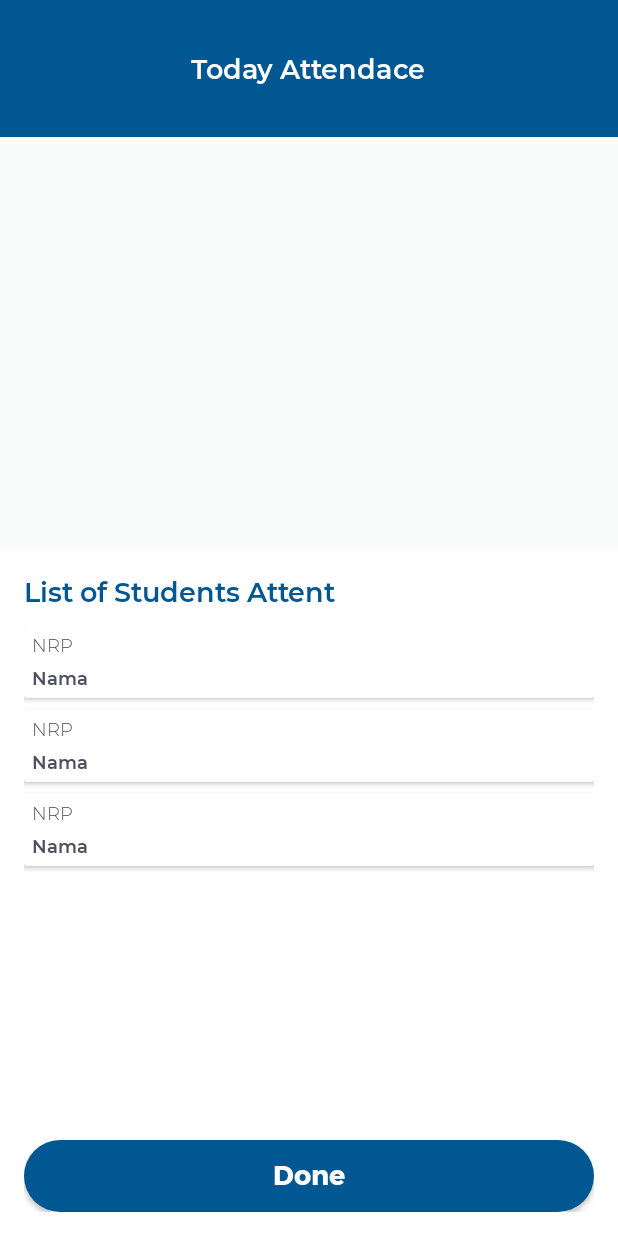
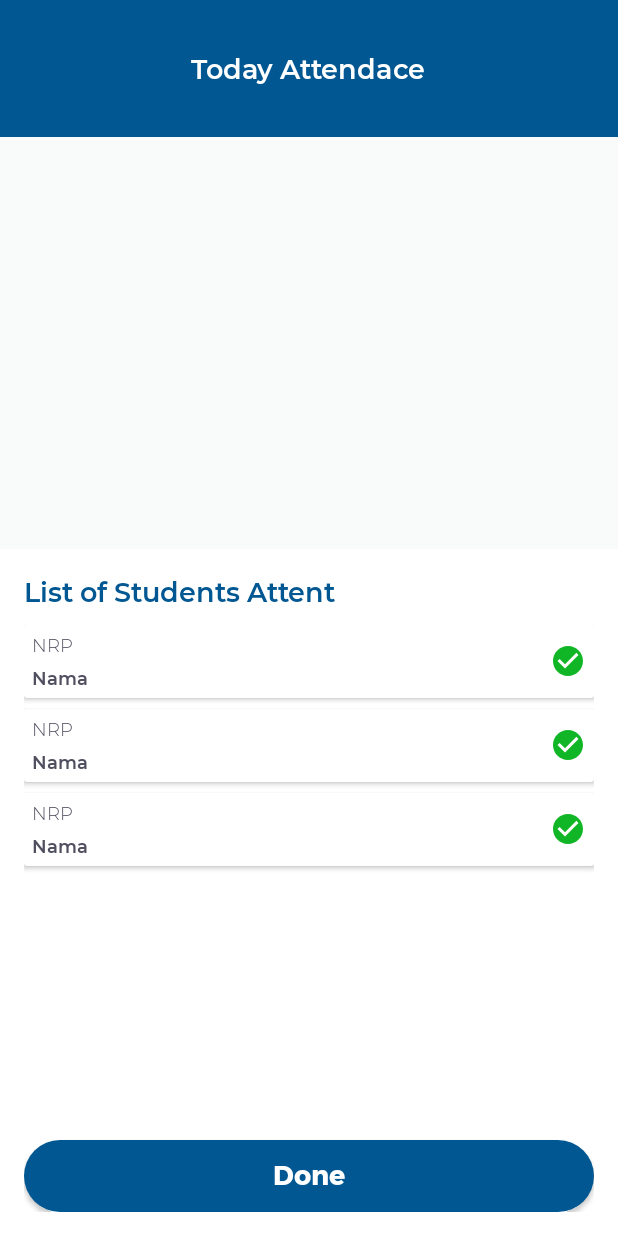
Before and after one commit to bimamahendra/MaNgab, an Android app: the layout activity_result.xml on its own in the app's theme, with its tools: preview values and no code run, on a phone screen of 412 x 824 dp. Run offline under Robolectric (Android 15) with nearby library versions, the phone set to English and light mode, and no system bars.

Commit message:
[IRFAN] Bug fix

```diff
--- a/app/src/main/AndroidManifest.xml
+++ b/app/src/main/AndroidManifest.xml
@@ -16,7 +16,6 @@
         <activity
             android:name=".activity.ChangePasswordActivity"
             android:noHistory="true" />
-        <activity android:name=".activity.ScanResultActivity" />
         <activity android:name=".activity.HistoryActivity" />
         <activity android:name=".activity.SplashScreenActivity">
             <intent-filter>
--- a/app/src/main/java/com/stiki/mangab/activity/ScanActivity.java
+++ b/app/src/main/java/com/stiki/mangab/activity/ScanActivity.java
@@ -60,8 +60,8 @@ public class ScanActivity extends AppCompatActivity implements ZXingScannerView.
 
     @Override
     protected void onStart() {
+        doRequestPermission();
         mScannerView.startCamera();
-        doRequestPermission();
         super.onStart();
     }
 
@@ -95,9 +95,7 @@ public class ScanActivity extends AppCompatActivity implements ZXingScannerView.
                 public void onResponse(Call<BaseResponse> call, Response<BaseResponse> response) {
                     isCaptured = false;
                     Toast.makeText(ScanActivity.this, response.body().message, Toast.LENGTH_SHORT).show();
-                    Intent intent = new Intent(ScanActivity.this, ScanResultActivity.class);
-                    startActivity(intent);
-                    finishAffinity();
+                    finish();
                 }
 
                 @Override
--- a/app/src/main/res/layout/row_students.xml
+++ b/app/src/main/res/layout/row_students.xml
@@ -1,31 +1,30 @@
 <?xml version="1.0" encoding="utf-8"?>
-<androidx.cardview.widget.CardView
-    xmlns:android="http://schemas.android.com/apk/res/android"
+<androidx.cardview.widget.CardView xmlns:android="http://schemas.android.com/apk/res/android"
     android:layout_width="match_parent"
     android:layout_height="wrap_content"
-    android:orientation="horizontal"
-    android:layout_marginBottom="7.5dp">
+    android:layout_marginBottom="7.5dp"
+    android:orientation="horizontal">
 
     <LinearLayout
         android:layout_width="match_parent"
         android:layout_height="wrap_content"
+        android:gravity="center"
         android:orientation="horizontal"
-        android:gravity="center"
         android:padding="5dp">
 
         <LinearLayout
             android:layout_width="match_parent"
             android:layout_height="wrap_content"
-            android:orientation="vertical"
-            android:layout_weight="1">
+            android:layout_weight="1"
+            android:orientation="vertical">
 
             <TextView
                 android:id="@+id/tvNRP"
                 android:layout_width="wrap_content"
                 android:layout_height="wrap_content"
+                android:layout_marginBottom="5dp"
                 android:fontFamily="@font/montserrat_light"
                 android:text="NRP"
-                android:layout_marginBottom="5dp"
                 android:textColor="@color/colorText"
                 android:textSize="12sp" />
 
@@ -44,30 +43,11 @@
             android:layout_height="wrap_content"
             android:orientation="vertical">
 
-            <LinearLayout
+            <androidx.appcompat.widget.AppCompatImageView
+                android:id="@+id/ivStatus"
                 android:layout_width="wrap_content"
                 android:layout_height="wrap_content"
-                android:orientation="vertical"
-                android:gravity="center"
-                android:id="@+id/layAbsent"
-                android:visibility="invisible">
-
-                <TextView
-                    android:id="@+id/tvTime"
-                    android:layout_width="wrap_content"
-                    android:layout_height="wrap_content"
-                    android:fontFamily="@font/montserrat_light"
-                    android:text="13:12"
-                    android:textColor="@color/colorText"
-                    android:textSize="10sp" />
-
-                <ImageView
-                    android:id="@+id/ivStatus"
-                    android:layout_width="wrap_content"
-                    android:layout_height="wrap_content"
-                    android:src="@drawable/ic_check_circle_black_24dp" />
-
-            </LinearLayout>
+                android:background="@drawable/ic_check_circle_black_24dp" />
 
         </LinearLayout>
 
```
Also changed, not shown: app/src/main/java/com/stiki/mangab/activity/HistoryActivity.java (+13 -2 lines), app/src/main/java/com/stiki/mangab/activity/ScanResultActivity.java (deleted, +0 -16 lines), app/src/main/res/layout/activity_scan_result.xml (deleted, +0 -9 lines).
